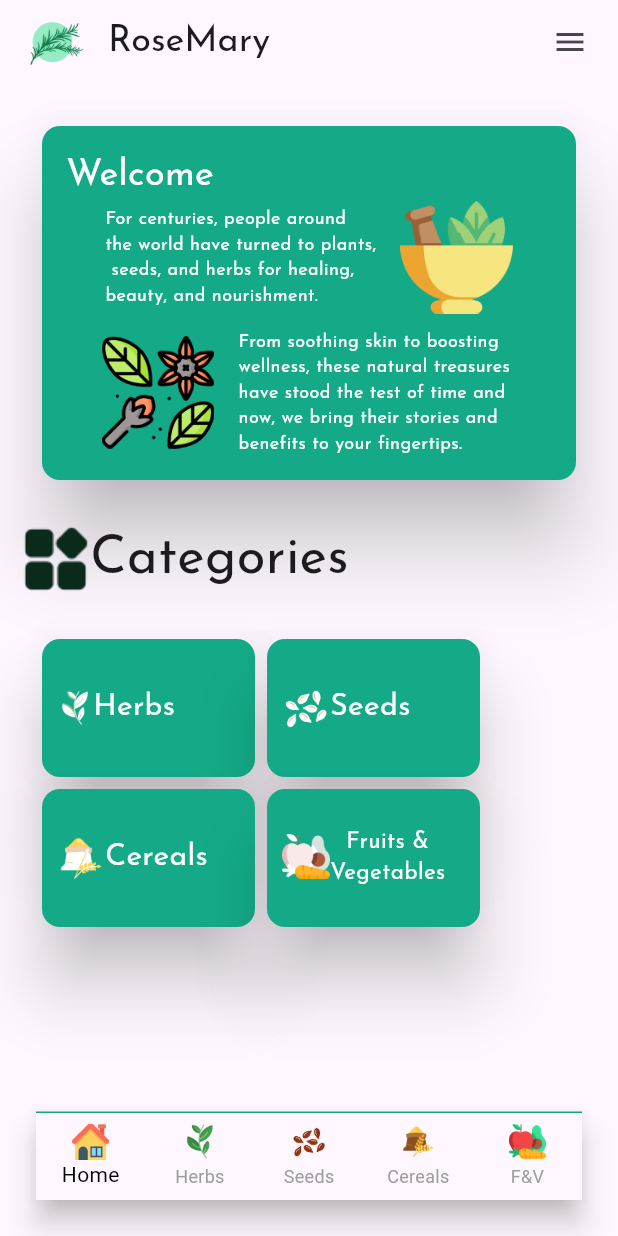
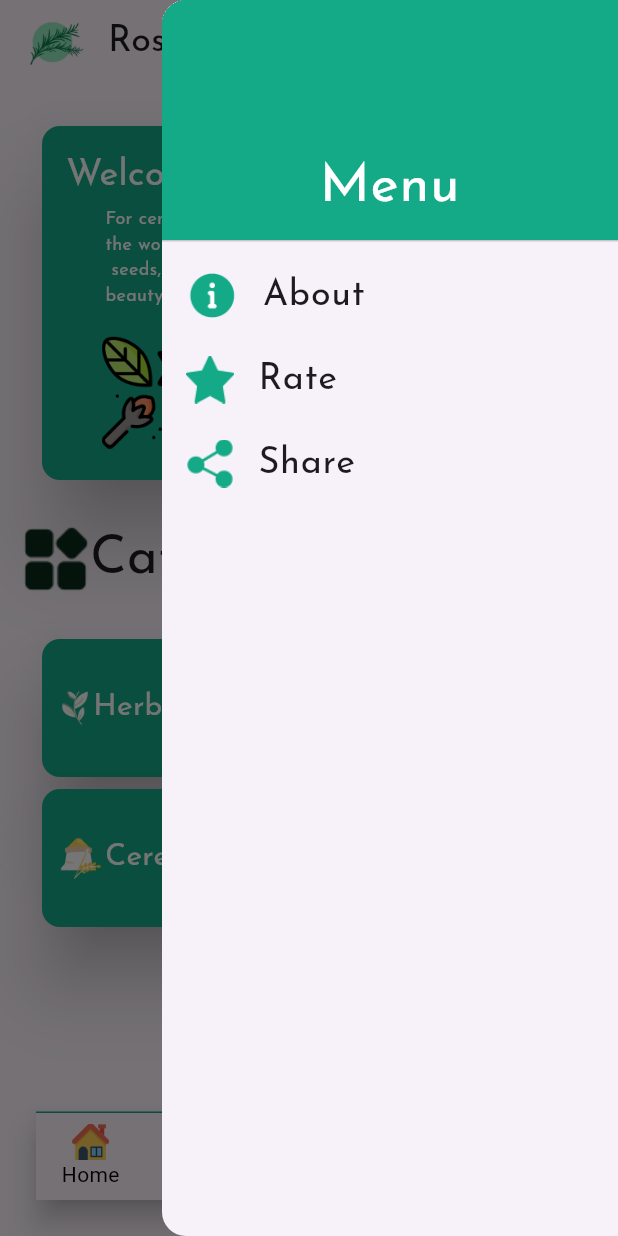
Before and after one commit to Lidiya-MK/Rosemary, a Flutter app: the HomeScreen screen opened directly, with the side drawer open (before the commit the screen has no drawer), on a phone screen of 412 x 824 dp. Run offline on Flutter 3.47's test engine with Material 3 defaults, Android fonts, the phone set to English and light mode, and no system bars; our stand-ins replace google_fonts.

Commit message:
added drawer

```diff
--- a/rosemary/lib/pages/home_screen.dart
+++ b/rosemary/lib/pages/home_screen.dart
@@ -13,7 +13,28 @@ Scaffold(
     leading: Padding(child: Image.asset("assets/logo.png",), padding:EdgeInsets.only(left: 20, ),),
     leadingWidth: 56,
     title:Padding(padding: EdgeInsets.only(left: 0), child:Text("RoseMary", style: GoogleFonts.josefinSans(fontSize: 24),) ,),
-    actions: [Padding(padding: EdgeInsets.only(right: 20),child: Icon(Icons.menu),)],
+
+  ),
+  endDrawer: Drawer(
+    child: ListView(
+      children: [
+        DrawerHeader( decoration: BoxDecoration(color: Color(0xFF14AA87)),child:
+        Align(alignment: Alignment.bottomCenter,child:  Text("Menu", style: GoogleFonts.josefinSans(fontSize: 36, color: Colors.white), textAlign: TextAlign.center,),)
+        ),
+        ListTile(
+          leading: Image.asset("assets/about.png", height: 35,),
+          title:Text("About", style: GoogleFonts.josefinSans(fontSize: 24),),
+        ),
+         ListTile(
+          leading: Image.asset("assets/rate.png", height: 32,),
+          title:Text("Rate", style: GoogleFonts.josefinSans(fontSize: 24),),
+        ),
+         ListTile(
+          leading: Image.asset("assets/share.png", height: 32,),
+          title:Text("Share", style: GoogleFonts.josefinSans(fontSize: 24),),
+        )
+      ],
+    ),
   ),
 
 body: Column(
```
Also changed, not shown: rosemary/assets/about.png (added), rosemary/assets/rate.png (added), rosemary/assets/share.png (added).
